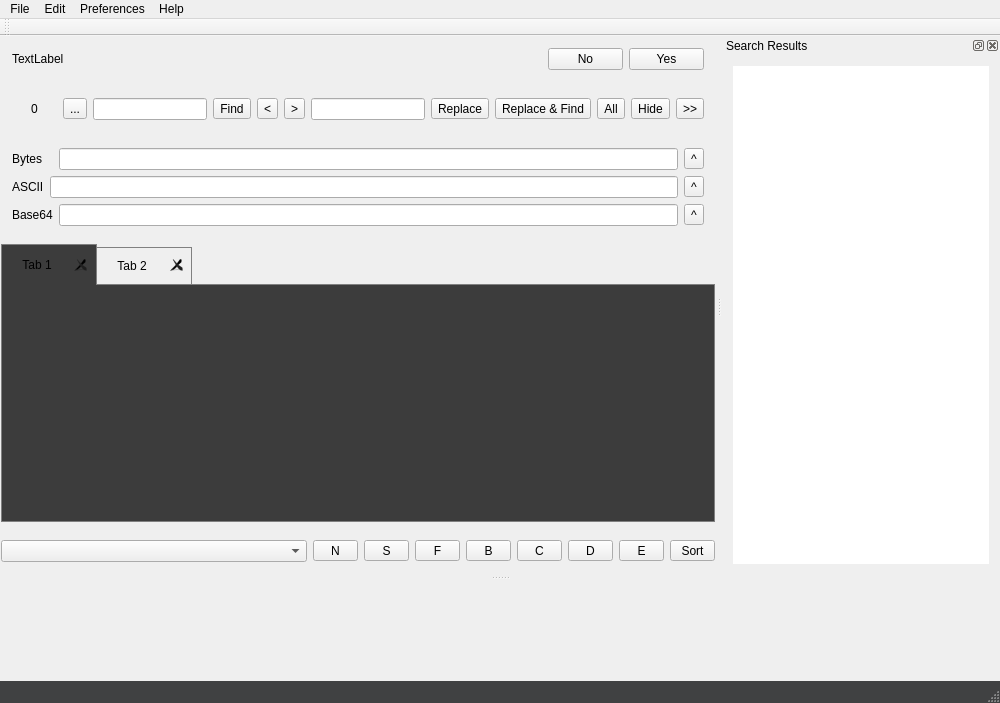
Old version of the form mainwindow.ui in the repository ic005k/Xplist.
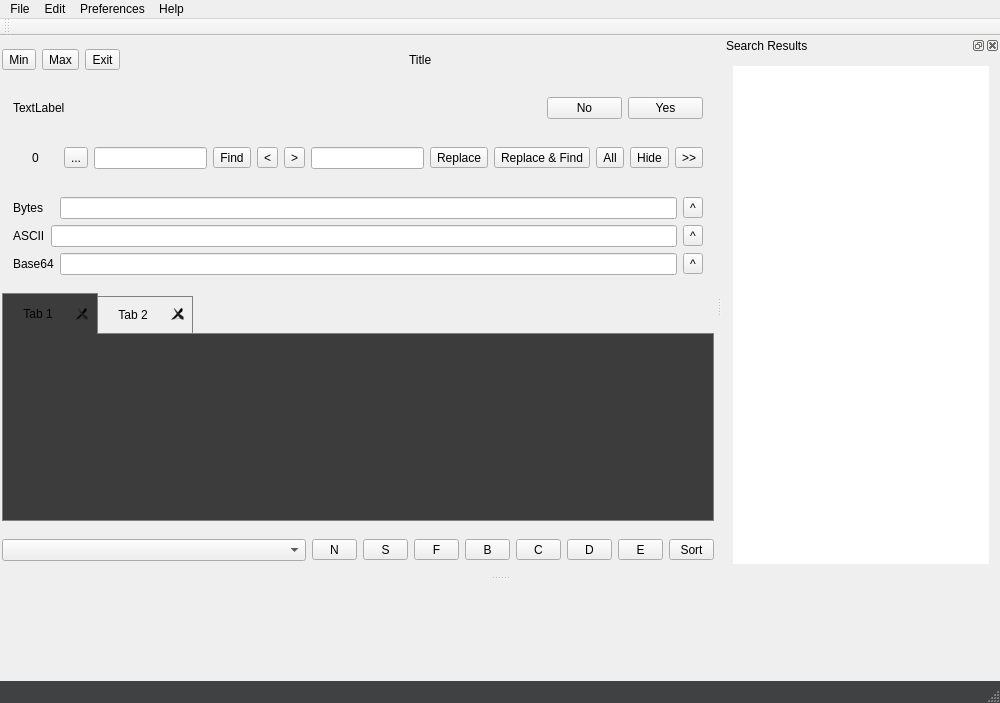
New version of the form. The open tabs and pages were chosen to show the change. Icons and pictures are not drawn.

```diff
--- a/mainwindow.ui
+++ b/mainwindow.ui
@@ -32,223 +32,97 @@
   <widget class="QWidget" name="centralWidget">
    <layout class="QGridLayout" name="gridLayout_main">
     <property name="leftMargin">
-     <number>1</number>
-    </property>
-    <property name="topMargin">
-     <number>1</number>
+     <number>2</number>
     </property>
     <property name="rightMargin">
-     <number>1</number>
+     <number>2</number>
     </property>
     <property name="bottomMargin">
-     <number>1</number>
+     <number>2</number>
     </property>
-    <item row="2" column="0">
-     <widget class="QFrame" name="frameData">
-      <property name="frameShape">
-       <enum>QFrame::NoFrame</enum>
-      </property>
-      <property name="frameShadow">
-       <enum>QFrame::Plain</enum>
-      </property>
-      <property name="lineWidth">
-       <number>0</number>
-      </property>
-      <layout class="QGridLayout" name="gridLayout_6">
-       <item row="0" column="0">
-        <widget class="QLabel" name="lblBytes">
-         <property name="text">
-          <string>Bytes</string>
-         </property>
-        </widget>
-       </item>
-       <item row="0" column="2">
-        <widget class="QLineEdit" name="editHex"/>
-       </item>
-       <item row="0" column="3">
-        <widget class="QToolButton" name="btnUpdateHex">
-         <property name="text">
-          <string>^</string>
-         </property>
-        </widget>
-       </item>
-       <item row="1" column="0">
-        <widget class="QLabel" name="label">
-         <property name="text">
-          <string>ASCII</string>
-         </property>
-        </widget>
-       </item>
-       <item row="1" column="1" colspan="2">
-        <widget class="QLineEdit" name="editASCII"/>
-       </item>
-       <item row="1" column="3">
-        <widget class="QToolButton" name="btnUpdateASCII">
-         <property name="text">
-          <string>^</string>
-         </property>
-        </widget>
-       </item>
-       <item row="2" column="0" colspan="2">
-        <widget class="QLabel" name="label_2">
-         <property name="text">
-          <string>Base64</string>
-         </property>
-        </widget>
-       </item>
-       <item row="2" column="2">
-        <widget class="QLineEdit" name="editBase64"/>
-       </item>
-       <item row="2" column="3">
-        <widget class="QToolButton" name="btnUpdateBase64">
-         <property name="text">
-          <string>^</string>
-         </property>
-        </widget>
-       </item>
-      </layout>
-     </widget>
-    </item>
-    <item row="4" column="0">
-     <widget class="QFrame" name="wTools">
-      <property name="frameShape">
-       <enum>QFrame::NoFrame</enum>
-      </property>
-      <property name="frameShadow">
-       <enum>QFrame::Plain</enum>
-      </property>
-      <layout class="QGridLayout" name="gridLayout">
-       <property name="leftMargin">
-        <number>0</number>
-       </property>
-       <property name="topMargin">
-        <number>12</number>
-       </property>
-       <property name="rightMargin">
-        <number>0</number>
-       </property>
-       <property name="bottomMargin">
-        <number>12</number>
-       </property>
-       <item row="0" column="6">
-        <widget class="QToolButton" name="btnChild">
-         <property name="maximumSize">
-          <size>
-           <width>45</width>
-           <height>16777215</height>
-          </size>
-         </property>
-         <property name="text">
-          <string>C</string>
-         </property>
-        </widget>
-       </item>
-       <item row="0" column="5">
-        <widget class="QToolButton" name="btnBrother">
-         <property name="maximumSize">
-          <size>
-           <width>45</width>
-           <height>16777215</height>
-          </size>
-         </property>
-         <property name="text">
-          <string>B</string>
-         </property>
-        </widget>
-       </item>
-       <item row="0" column="9">
-        <widget class="QToolButton" name="btnSort">
-         <property name="maximumSize">
-          <size>
-           <width>45</width>
-           <height>16777215</height>
-          </size>
-         </property>
-         <property name="text">
-          <string>Sort</string>
-         </property>
-        </widget>
-       </item>
-       <item row="0" column="8">
-        <widget class="QToolButton" name="btnExpand">
-         <property name="maximumSize">
-          <size>
-           <width>45</width>
-           <height>16777215</height>
-          </size>
-         </property>
-         <property name="text">
-          <string>E</string>
-         </property>
-        </widget>
-       </item>
-       <item row="0" column="2">
-        <widget class="QToolButton" name="btnNew">
-         <property name="maximumSize">
-          <size>
-           <width>45</width>
-           <height>16777215</height>
-          </size>
-         </property>
-         <property name="text">
-          <string>N</string>
-         </property>
-        </widget>
-       </item>
-       <item row="0" column="7">
-        <widget class="QToolButton" name="btnDel">
-         <property name="maximumSize">
-          <size>
-           <width>45</width>
-           <height>16777215</height>
-          </size>
-         </property>
-         <property name="text">
-          <string>D</string>
-         </property>
-        </widget>
-       </item>
-       <item row="0" column="4">
-        <widget class="QToolButton" name="btnFind_Tool">
-         <property name="maximumSize">
-          <size>
-           <width>45</width>
-           <height>16777215</height>
-          </size>
-         </property>
-         <property name="text">
-          <string>F</string>
-         </property>
-        </widget>
-       </item>
-       <item row="0" column="3">
-        <widget class="QToolButton" name="btnSave">
-         <property name="maximumSize">
-          <size>
-           <width>45</width>
-           <height>16777215</height>
-          </size>
-         </property>
-         <property name="text">
-          <string>S</string>
-         </property>
-        </widget>
-       </item>
-       <item row="0" column="1">
-        <layout class="QGridLayout" name="gridLayout_2">
-         <item row="0" column="0">
-          <widget class="QComboBox" name="cboxFileType">
-           <property name="frame">
-            <bool>true</bool>
-           </property>
-          </widget>
-         </item>
-        </layout>
-       </item>
-      </layout>
-     </widget>
-    </item>
     <item row="0" column="0">
+     <widget class="QFrame" name="frameTitle">
+      <property name="frameShape">
+       <enum>QFrame::NoFrame</enum>
+      </property>
+      <property name="frameShadow">
+       <enum>QFrame::Plain</enum>
+      </property>
+      <layout class="QGridLayout" name="gridLayout_8">
+       <property name="leftMargin">
+        <number>0</number>
+       </property>
+       <property name="topMargin">
+        <number>2</number>
+       </property>
+       <property name="rightMargin">
+        <number>0</number>
+       </property>
+       <property name="bottomMargin">
+        <number>10</number>
+       </property>
+       <item row="0" column="0">
+        <layout class="QHBoxLayout" name="horizontalLayout">
+         <item>
+          <widget class="QToolButton" name="btnMin">
+           <property name="text">
+            <string>Min</string>
+           </property>
+          </widget>
+         </item>
+         <item>
+          <widget class="QToolButton" name="btnMax">
+           <property name="text">
+            <string>Max</string>
+           </property>
+          </widget>
+         </item>
+         <item>
+          <widget class="QToolButton" name="btnClose">
+           <property name="text">
+            <string>Exit</string>
+           </property>
+          </widget>
+         </item>
+         <item>
+          <spacer name="horizontalSpacer">
+           <property name="orientation">
+            <enum>Qt::Horizontal</enum>
+           </property>
+           <property name="sizeHint" stdset="0">
+            <size>
+             <width>40</width>
+             <height>20</height>
+            </size>
+           </property>
+          </spacer>
+         </item>
+         <item>
+          <widget class="QLabel" name="lblTitle">
+           <property name="text">
+            <string>Title</string>
+           </property>
+          </widget>
+         </item>
+         <item>
+          <spacer name="horizontalSpacer_2">
+           <property name="orientation">
+            <enum>Qt::Horizontal</enum>
+           </property>
+           <property name="sizeHint" stdset="0">
+            <size>
+             <width>40</width>
+             <height>20</height>
+            </size>
+           </property>
+          </spacer>
+         </item>
+        </layout>
+       </item>
+      </layout>
+     </widget>
+    </item>
+    <item row="1" column="0">
      <widget class="QFrame" name="frameTip">
       <property name="frameShape">
        <enum>QFrame::NoFrame</enum>
@@ -293,7 +167,7 @@
       </layout>
      </widget>
     </item>
-    <item row="1" column="0">
+    <item row="2" column="0">
      <widget class="QFrame" name="frameFind">
       <property name="frameShape">
        <enum>QFrame::NoFrame</enum>
@@ -410,6 +284,72 @@
      </widget>
     </item>
     <item row="3" column="0">
+     <widget class="QFrame" name="frameData">
+      <property name="frameShape">
+       <enum>QFrame::NoFrame</enum>
+      </property>
+      <property name="frameShadow">
+       <enum>QFrame::Plain</enum>
+      </property>
+      <property name="lineWidth">
+       <number>0</number>
+      </property>
+      <layout class="QGridLayout" name="gridLayout_6">
+       <item row="0" column="0">
+        <widget class="QLabel" name="lblBytes">
+         <property name="text">
+          <string>Bytes</string>
+         </property>
+        </widget>
+       </item>
+       <item row="0" column="2">
+        <widget class="QLineEdit" name="editHex"/>
+       </item>
+       <item row="0" column="3">
+        <widget class="QToolButton" name="btnUpdateHex">
+         <property name="text">
+          <string>^</string>
+         </property>
+        </widget>
+       </item>
+       <item row="1" column="0">
+        <widget class="QLabel" name="label">
+         <property name="text">
+          <string>ASCII</string>
+         </property>
+        </widget>
+       </item>
+       <item row="1" column="1" colspan="2">
+        <widget class="QLineEdit" name="editASCII"/>
+       </item>
+       <item row="1" column="3">
+        <widget class="QToolButton" name="btnUpdateASCII">
+         <property name="text">
+          <string>^</string>
+         </property>
+        </widget>
+       </item>
+       <item row="2" column="0" colspan="2">
+        <widget class="QLabel" name="label_2">
+         <property name="text">
+          <string>Base64</string>
+         </property>
+        </widget>
+       </item>
+       <item row="2" column="2">
+        <widget class="QLineEdit" name="editBase64"/>
+       </item>
+       <item row="2" column="3">
+        <widget class="QToolButton" name="btnUpdateBase64">
+         <property name="text">
+          <string>^</string>
+         </property>
+        </widget>
+       </item>
+      </layout>
+     </widget>
+    </item>
+    <item row="4" column="0">
      <widget class="QTabWidget" name="tabWidget">
       <property name="styleSheet">
        <string notr="true">QTabWidget::pane {
@@ -642,6 +582,145 @@
       </widget>
      </widget>
     </item>
+    <item row="5" column="0">
+     <widget class="QFrame" name="wTools">
+      <property name="frameShape">
+       <enum>QFrame::NoFrame</enum>
+      </property>
+      <property name="frameShadow">
+       <enum>QFrame::Plain</enum>
+      </property>
+      <layout class="QGridLayout" name="gridLayout">
+       <property name="leftMargin">
+        <number>0</number>
+       </property>
+       <property name="topMargin">
+        <number>12</number>
+       </property>
+       <property name="rightMargin">
+        <number>0</number>
+       </property>
+       <property name="bottomMargin">
+        <number>12</number>
+       </property>
+       <item row="0" column="6">
+        <widget class="QToolButton" name="btnChild">
+         <property name="maximumSize">
+          <size>
+           <width>45</width>
+           <height>16777215</height>
+          </size>
+         </property>
+         <property name="text">
+          <string>C</string>
+         </property>
+        </widget>
+       </item>
+       <item row="0" column="5">
+        <widget class="QToolButton" name="btnBrother">
+         <property name="maximumSize">
+          <size>
+           <width>45</width>
+           <height>16777215</height>
+          </size>
+         </property>
+         <property name="text">
+          <string>B</string>
+         </property>
+        </widget>
+       </item>
+       <item row="0" column="9">
+        <widget class="QToolButton" name="btnSort">
+         <property name="maximumSize">
+          <size>
+           <width>45</width>
+           <height>16777215</height>
+          </size>
+         </property>
+         <property name="text">
+          <string>Sort</string>
+         </property>
+        </widget>
+       </item>
+       <item row="0" column="8">
+        <widget class="QToolButton" name="btnExpand">
+         <property name="maximumSize">
+          <size>
+           <width>45</width>
+           <height>16777215</height>
+          </size>
+         </property>
+         <property name="text">
+          <string>E</string>
+         </property>
+        </widget>
+       </item>
+       <item row="0" column="2">
+        <widget class="QToolButton" name="btnNew">
+         <property name="maximumSize">
+          <size>
+           <width>45</width>
+           <height>16777215</height>
+          </size>
+         </property>
+         <property name="text">
+          <string>N</string>
+         </property>
+        </widget>
+       </item>
+       <item row="0" column="7">
+        <widget class="QToolButton" name="btnDel">
+         <property name="maximumSize">
+          <size>
+           <width>45</width>
+           <height>16777215</height>
+          </size>
+         </property>
+         <property name="text">
+          <string>D</string>
+         </property>
+        </widget>
+       </item>
+       <item row="0" column="4">
+        <widget class="QToolButton" name="btnFind_Tool">
+         <property name="maximumSize">
+          <size>
+           <width>45</width>
+           <height>16777215</height>
+          </size>
+         </property>
+         <property name="text">
+          <string>F</string>
+         </property>
+        </widget>
+       </item>
+       <item row="0" column="3">
+        <widget class="QToolButton" name="btnSave">
+         <property name="maximumSize">
+          <size>
+           <width>45</width>
+           <height>16777215</height>
+          </size>
+         </property>
+         <property name="text">
+          <string>S</string>
+         </property>
+        </widget>
+       </item>
+       <item row="0" column="1">
+        <layout class="QGridLayout" name="gridLayout_2">
+         <item row="0" column="0">
+          <widget class="QComboBox" name="cboxFileType">
+           <property name="frame">
+            <bool>true</bool>
+           </property>
+          </widget>
+         </item>
+        </layout>
+       </item>
+      </layout>
+     </widget>
+    </item>
    </layout>
   </widget>
   <widget class="QMenuBar" name="menuBar">
```
Left out of the diff: 18 changed lines with no effect on the pictures.
